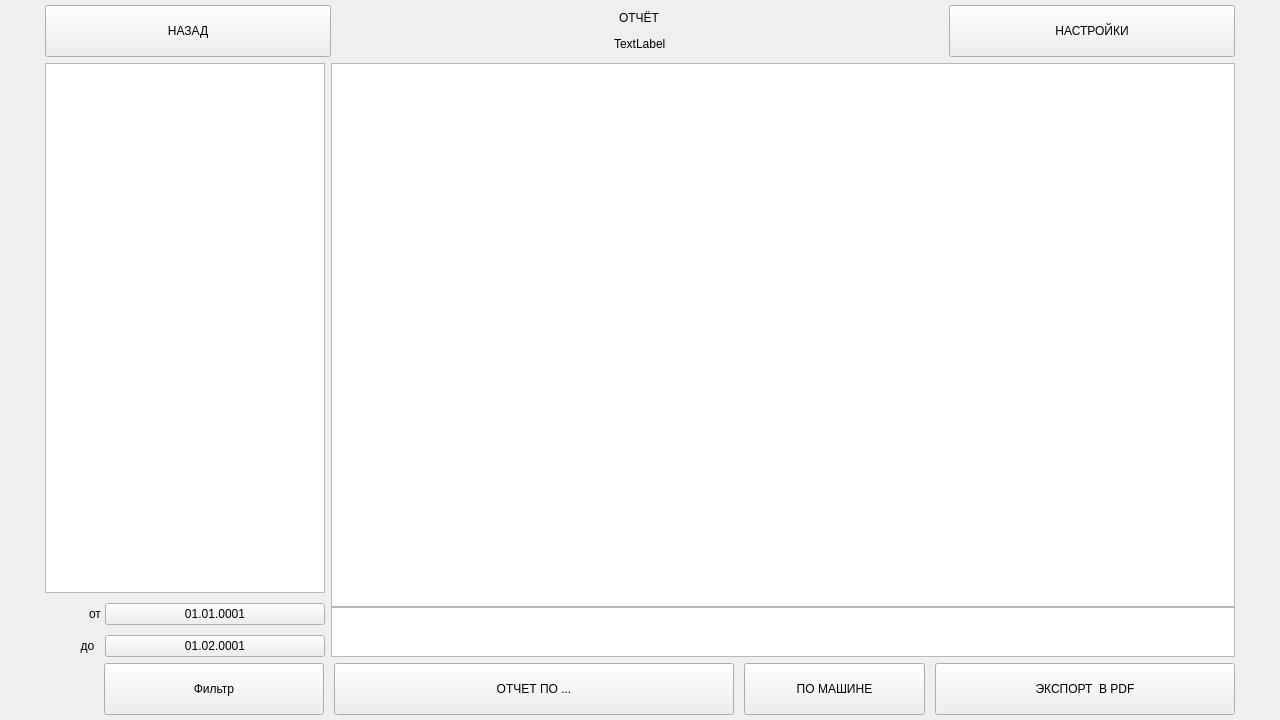
Qt form pages/reportpage.ui (emilAIT/ecotaxi-test) before a commit.
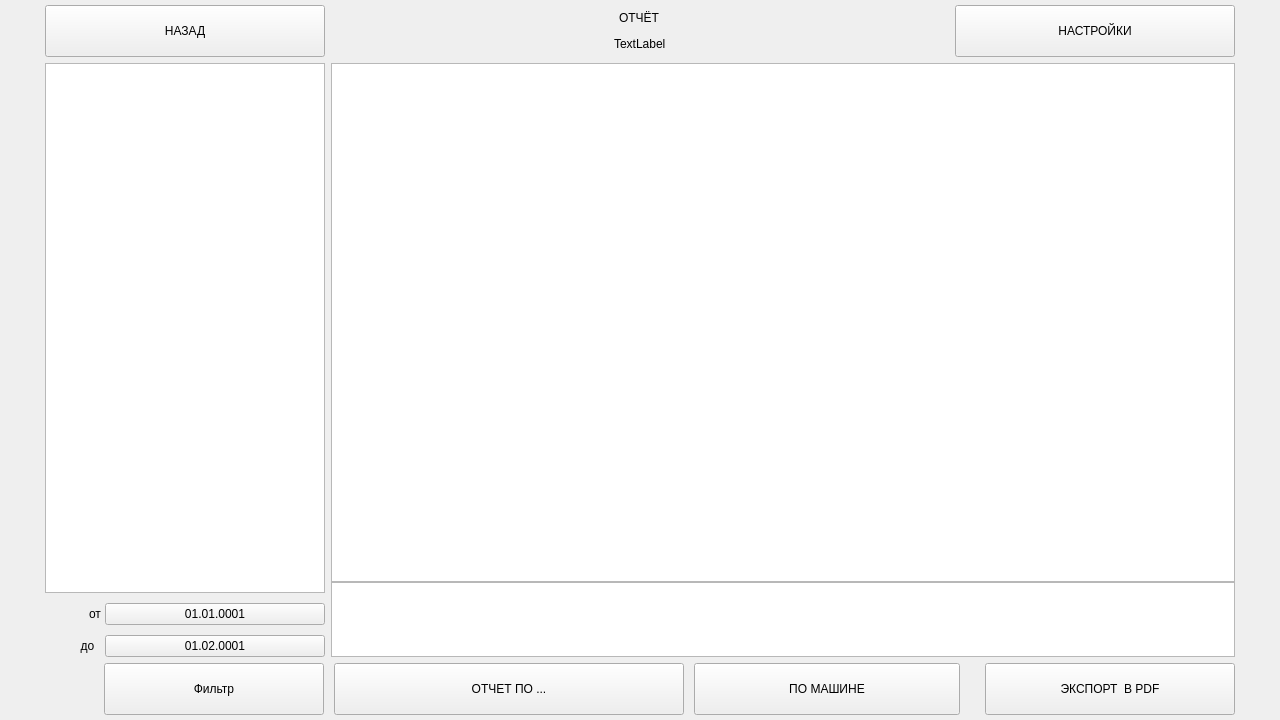
The same form after that commit.

What changed in the file:
```diff
--- a/pages/reportpage.ui
+++ b/pages/reportpage.ui
@@ -59,7 +59,7 @@
        </property>
        <property name="maximumSize">
         <size>
-         <width>286</width>
+         <width>280</width>
          <height>16777215</height>
         </size>
        </property>
@@ -99,7 +99,7 @@
        </property>
        <property name="maximumSize">
         <size>
-         <width>286</width>
+         <width>280</width>
          <height>16777215</height>
         </size>
        </property>
@@ -224,18 +224,30 @@
           <bool>true</bool>
          </property>
          <attribute name="verticalHeaderVisible">
-          <bool>false</bool>
+          <bool>true</bool>
          </attribute>
         </widget>
        </item>
        <item>
         <widget class="QTableView" name="bottomTable">
+         <property name="minimumSize">
+          <size>
+           <width>0</width>
+           <height>75</height>
+          </size>
+         </property>
          <property name="maximumSize">
           <size>
            <width>16777215</width>
-           <height>50</height>
+           <height>75</height>
           </size>
          </property>
+         <property name="editTriggers">
+          <set>QAbstractItemView::NoEditTriggers</set>
+         </property>
+         <attribute name="verticalHeaderVisible">
+          <bool>false</bool>
+         </attribute>
         </widget>
        </item>
       </layout>
@@ -276,7 +288,7 @@
       <widget class="QPushButton" name="ReportButton">
        <property name="minimumSize">
         <size>
-         <width>400</width>
+         <width>350</width>
          <height>52</height>
         </size>
        </property>
@@ -302,7 +314,7 @@
       <widget class="QPushButton" name="ToPDFButton">
        <property name="minimumSize">
         <size>
-         <width>300</width>
+         <width>250</width>
          <height>52</height>
         </size>
        </property>
```
Left out of the diff: 2 changed lines with no effect on the pictures.
